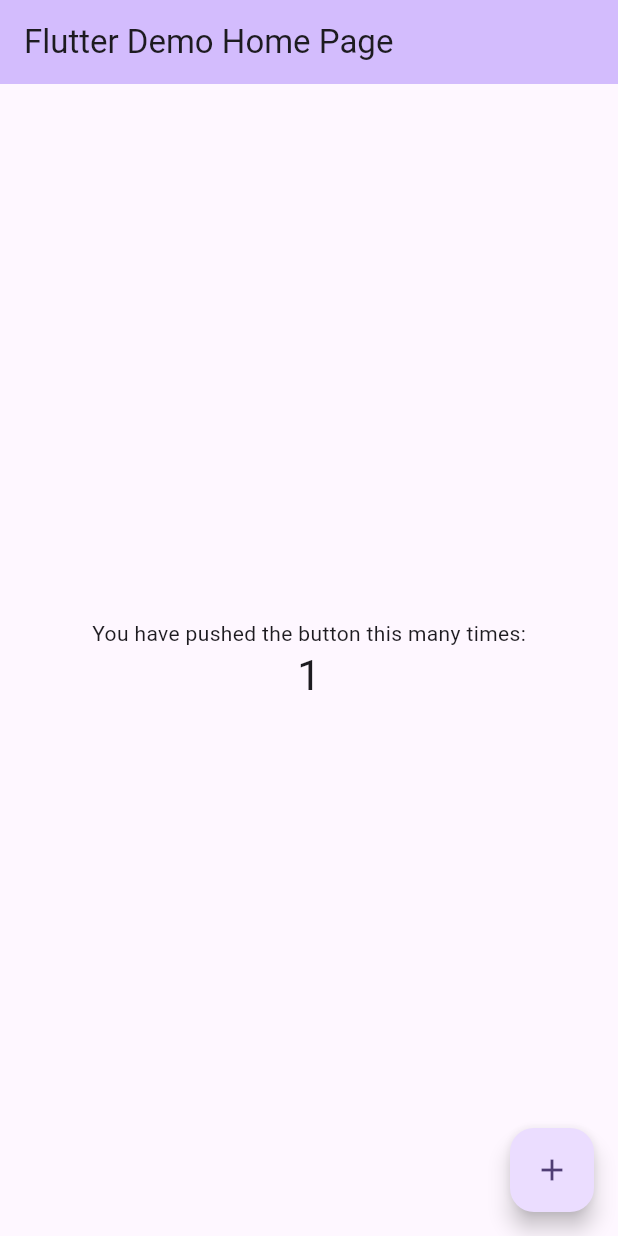
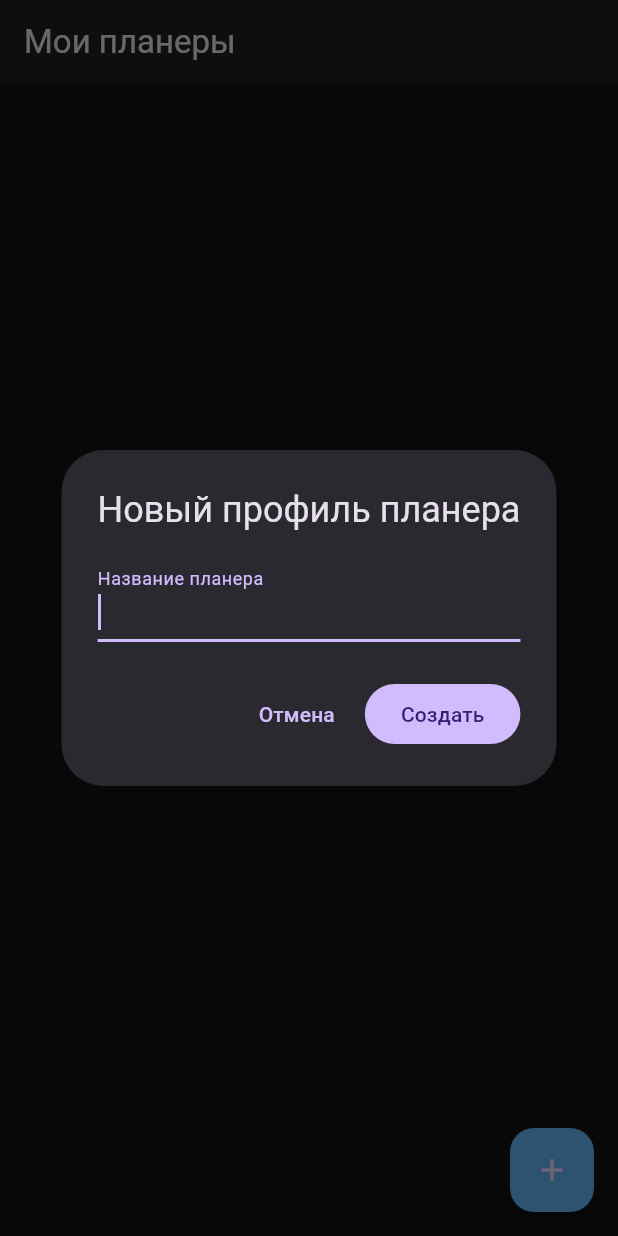
Before and after one commit to Salahad-9937/GliderFlightCore, a Flutter app: the screen it shows after launch, after a tap on the "add" icon, on a phone screen of 412 x 824 dp. Run offline on Flutter 3.47's test engine with Material 3 defaults, Android fonts, the phone set to English and light mode, and no system bars; our stand-ins replace flutter_riverpod, google_fonts.

Commit message:
feat(client): Создание экрана управления профилями планеров

```diff
--- /dev/null
+++ b/client/lib/features/glider_profiles/data/repositories/glider_profile_repository_impl.dart
@@ -0,0 +1,70 @@
+import 'dart:convert';
+import 'dart:io';
+
+import 'package:flutter_riverpod/flutter_riverpod.dart';
+import 'package:path_provider/path_provider.dart';
+
+import '../../domain/entities/glider_profile.dart';
+import '../../domain/repositories/glider_profile_repository.dart';
+
+/// Провайдер для репозитория профилей планеров.
+final gliderProfileRepositoryProvider = Provider<GliderProfileRepository>((ref) {
+  // Теперь мы используем реализацию с файловым хранилищем
+  return LocalFileGliderProfileRepository();
+});
+
+/// Реализация репозитория, работающая с локальным JSON-файлом.
+class LocalFileGliderProfileRepository implements GliderProfileRepository {
+  static const _fileName = 'glider_profiles.json';
+
+  /// Получает путь к файлу в директории документов приложения.
+  Future<File> _getLocalFile() async {
+    final directory = await getApplicationDocumentsDirectory();
+    return File('${directory.path}/$_fileName');
+  }
+
+  @override
+  Future<List<GliderProfile>> getGliderProfiles() async {
+    try {
+      final file = await _getLocalFile();
+      if (!await file.exists()) {
+        return []; // Если файла нет, возвращаем пустой список
+      }
+      final contents = await file.readAsString();
+      final List<dynamic> jsonData = json.decode(contents);
+      return jsonData.map((item) => GliderProfile.fromMap(item)).toList();
+    } catch (e) {
+      // В случае ошибки чтения/парсинга возвращаем пустой список
+      return [];
+    }
+  }
+
+  /// Приватный метод для записи списка профилей в файл.
+  Future<void> _writeProfiles(List<GliderProfile> profiles) async {
+    final file = await _getLocalFile();
+    final List<Map<String, dynamic>> jsonData =
+        profiles.map((p) => p.toMap()).toList();
+    await file.writeAsString(json.encode(jsonData));
+  }
+
+  @override
+  Future<void> saveGliderProfile(GliderProfile profile) async {
+    final profiles = await getGliderProfiles();
+    final index = profiles.indexWhere((p) => p.id == profile.id);
+    if (index != -1) {
+      // Обновляем существующий
+      profiles[index] = profile;
+    } else {
+      // Добавляем новый
+      profiles.add(profile);
+    }
+    await _writeProfiles(profiles);
+  }
+
+  @override
+  Future<void> deleteGliderProfile(String id) async {
+    final profiles = await getGliderProfiles();
+    profiles.removeWhere((p) => p.id == id);
+    await _writeProfiles(profiles);
+  }
+}
--- /dev/null
+++ b/client/lib/features/glider_profiles/presentation/pages/glider_profiles_page.dart
@@ -0,0 +1,116 @@
+import 'package:flutter/material.dart';
+import 'package:flutter_riverpod/flutter_riverpod.dart';
+
+import '../../domain/entities/glider_profile.dart';
+import '../providers/glider_profiles_providers.dart';
+import '../widgets/add_profile_dialog.dart';
+// Импортируем новый виджет диалога
+import '../widgets/delete_profile_dialog.dart';
+
+/// Главный экран приложения, отображающий список профилей планеров.
+class GliderProfilesPage extends ConsumerWidget {
+  const GliderProfilesPage({super.key});
+
+  @override
+  Widget build(BuildContext context, WidgetRef ref) {
+    final profilesAsyncValue = ref.watch(gliderProfilesNotifierProvider);
+
+    return Scaffold(
+      appBar: AppBar(
+        title: const Text('Мои планеры'),
+      ),
+      body: profilesAsyncValue.when(
+        data: (profiles) {
+          if (profiles.isEmpty) {
+            return const _EmptyState();
+          }
+          return ListView.builder(
+            padding: const EdgeInsets.all(8.0),
+            itemCount: profiles.length,
+            itemBuilder: (context, index) {
+              final profile = profiles[index];
+              return _GliderProfileCard(profile: profile);
+            },
+          );
+        },
+        loading: () => const Center(child: CircularProgressIndicator()),
+        error: (err, stack) => Center(child: Text('Ошибка: $err')),
+      ),
+      floatingActionButton: FloatingActionButton(
+        onPressed: () => showAddProfileDialog(context, ref),
+        child: const Icon(Icons.add),
+      ),
+    );
+  }
+}
+
+/// Виджет-карточка для отображения одного профиля планера.
+class _GliderProfileCard extends ConsumerWidget {
+  const _GliderProfileCard({required this.profile});
+  final GliderProfile profile;
+
+  @override
+  Widget build(BuildContext context, WidgetRef ref) {
+    // Убрали Dismissible, оставили только Card
+    return Card(
+      margin: const EdgeInsets.symmetric(vertical: 6),
+      child: ListTile(
+        contentPadding: const EdgeInsets.only(left: 20, right: 8, top: 10, bottom: 10),
+        leading: CircleAvatar(
+          radius: 24,
+          child: Text(profile.name.isNotEmpty ? profile.name[0].toUpperCase() : ''),
+        ),
+        title: Text(profile.name, style: Theme.of(context).textTheme.titleLarge),
+        // При нажатии на ListTile происходит переход на следующий экран
+        onTap: () {
+          // TODO: Переход на "Панель управления планером"
+        },
+        // Добавляем меню с опциями для карточки
+        trailing: PopupMenuButton<String>(
+          onSelected: (value) {
+            if (value == 'delete') {
+              showDeleteProfileDialog(context, ref, profile);
+            }
+          },
+          itemBuilder: (BuildContext context) => <PopupMenuEntry<String>>[
+            const PopupMenuItem<String>(
+              value: 'delete',
+              child: ListTile(
+                leading: Icon(Icons.delete_outline),
+                title: Text('Удалить'),
+              ),
+            ),
+          ],
+        ),
+      ),
+    );
+  }
+}
+
+
+/// Виджет для отображения пустого состояния, когда нет профилей.
+class _EmptyState extends StatelessWidget {
+  const _EmptyState();
+
+  @override
+  Widget build(BuildContext context) {
+    return Center(
+      child: Column(
+        mainAxisAlignment: MainAxisAlignment.center,
+        children: [
+          Icon(Icons.airplanemode_inactive_outlined, size: 80, color: Colors.grey.shade700),
+          const SizedBox(height: 16),
+          Text(
+            'Нет добавленных планеров',
+            style: Theme.of(context).textTheme.titleLarge,
+          ),
+          const SizedBox(height: 8),
+          Text(
+            'Нажмите "+", чтобы создать первый профиль',
+            style: Theme.of(context).textTheme.bodyMedium?.copyWith(color: Colors.grey),
+          ),
+        ],
+      ),
+    );
+  }
+}
--- /dev/null
+++ b/client/lib/features/glider_profiles/presentation/providers/glider_profiles_providers.dart
@@ -0,0 +1,46 @@
+import 'package:flutter_riverpod/flutter_riverpod.dart';
+import 'package:uuid/uuid.dart';
+
+import '../../data/repositories/glider_profile_repository_impl.dart';
+import '../../domain/entities/glider_profile.dart';
+import '../../domain/repositories/glider_profile_repository.dart';
+
+/// Notifier для управления списком профилей планеров.
+///
+/// Обрабатывает загрузку, добавление и удаление профилей.
+class GliderProfilesNotifier extends AsyncNotifier<List<GliderProfile>> {
+  GliderProfileRepository get _repository => ref.read(gliderProfileRepositoryProvider);
+
+  @override
+  Future<List<GliderProfile>> build() async {
+    return _repository.getGliderProfiles();
+  }
+
+  /// Добавляет новый профиль.
+  Future<void> addProfile(String name) async {
+    // Устанавливаем состояние "загрузка", сохраняя предыдущие данные
+    state = const AsyncValue.loading();
+    // Создаем новый профиль с уникальным ID
+    final newProfile = GliderProfile(id: const Uuid().v4(), name: name);
+    // Оборачиваем в AsyncValue.guard для автоматической обработки ошибок
+    state = await AsyncValue.guard(() async {
+      await _repository.saveGliderProfile(newProfile);
+      return _repository.getGliderProfiles();
+    });
+  }
+
+  /// Удаляет профиль.
+  Future<void> deleteProfile(String id) async {
+    state = const AsyncValue.loading();
+    state = await AsyncValue.guard(() async {
+      await _repository.deleteGliderProfile(id);
+      return _repository.getGliderProfiles();
+    });
+  }
+}
+
+/// Провайдер для Notifier-а, управляющего профилями планеров.
+final gliderProfilesNotifierProvider =
+    AsyncNotifierProvider<GliderProfilesNotifier, List<GliderProfile>>(
+  GliderProfilesNotifier.new,
+);
--- /dev/null
+++ b/client/lib/features/glider_profiles/presentation/widgets/add_profile_dialog.dart
@@ -0,0 +1,50 @@
+import 'package:flutter/material.dart';
+import 'package:flutter_riverpod/flutter_riverpod.dart';
+
+import '../providers/glider_profiles_providers.dart';
+
+/// Показывает диалоговое окно для добавления нового профиля планера.
+void showAddProfileDialog(BuildContext context, WidgetRef ref) {
+  final controller = TextEditingController();
+  final formKey = GlobalKey<FormState>();
+
+  showDialog(
+    context: context,
+    builder: (context) {
+      return AlertDialog(
+        title: const Text('Новый профиль планера'),
+        content: Form(
+          key: formKey,
+          child: TextFormField(
+            controller: controller,
+            autofocus: true,
+            decoration: const InputDecoration(labelText: 'Название планера'),
+            validator: (value) {
+              if (value == null || value.trim().isEmpty) {
+                return 'Название не может быть пустым';
+              }
+              return null;
+            },
+          ),
+        ),
+        actions: [
+          TextButton(
+            onPressed: () => Navigator.of(context).pop(),
+            child: const Text('Отмена'),
+          ),
+          FilledButton(
+            onPressed: () {
+              if (formKey.currentState!.validate()) {
+                ref
+                    .read(gliderProfilesNotifierProvider.notifier)
+                    .addProfile(controller.text.trim());
+                Navigator.of(context).pop();
+              }
+            },
+            child: const Text('Создать'),
+          ),
+        ],
+      );
+    },
+  );
+}
--- a/client/lib/main.dart
+++ b/client/lib/main.dart
@@ -1,122 +1,44 @@
 import 'package:flutter/material.dart';
+import 'package:flutter_riverpod/flutter_riverpod.dart';
+import 'package:google_fonts/google_fonts.dart';
+
+import 'features/glider_profiles/presentation/pages/glider_profiles_page.dart';
 
 void main() {
-  runApp(const MyApp());
+  runApp(
+    const ProviderScope(
+      child: MyApp(),
+    ),
+  );
 }
 
 class MyApp extends StatelessWidget {
   const MyApp({super.key});
 
-  // This widget is the root of your application.
   @override
   Widget build(BuildContext context) {
     return MaterialApp(
-      title: 'Flutter Demo',
+      title: 'Glider Flight Core',
+      debugShowCheckedModeBanner: false,
       theme: ThemeData(
-        // This is the theme of your application.
-        //
-        // TRY THIS: Try running your application with "flutter run". You'll see
-        // the application has a purple toolbar. Then, without quitting the app,
-        // try changing the seedColor in the colorScheme below to Colors.green
-        // and then invoke "hot reload" (save your changes or press the "hot
-        // reload" button in a Flutter-supported IDE, or press "r" if you used
-        // the command line to start the app).
-        //
-        // Notice that the counter didn't reset back to zero; the application
-        // state is not lost during the reload. To reset the state, use hot
-        // restart instead.
-        //
-        // This works for code too, not just values: Most code changes can be
-        // tested with just a hot reload.
-        colorScheme: ColorScheme.fromSeed(seedColor: Colors.deepPurple),
+        brightness: Brightness.dark,
+        primaryColor: const Color(0xFF0D47A1), // Глубокий синий
+        scaffoldBackgroundColor: const Color(0xFF121212), // Стандартный темный фон
+        appBarTheme: const AppBarTheme(
+          backgroundColor: Color(0xFF1E1E1E), // Чуть светлее фона
+          elevation: 0,
+        ),
+        cardTheme: CardThemeData(
+          color: const Color(0xFF1E1E1E),
+          shape: RoundedRectangleBorder(borderRadius: BorderRadius.circular(12)),
+        ),
+        floatingActionButtonTheme: const FloatingActionButtonThemeData(
+          backgroundColor: Color(0xFF64B5F6), // Светло-синий акцент
+        ),
+        textTheme: GoogleFonts.robotoTextTheme(ThemeData.dark().textTheme),
+        useMaterial3: true,
       ),
-      home: const MyHomePage(title: 'Flutter Demo Home Page'),
+      home: const GliderProfilesPage(),
     );
   }
 }
-
-class MyHomePage extends StatefulWidget {
-  const MyHomePage({super.key, required this.title});
-
-  // This widget is the home page of your application. It is stateful, meaning
-  // that it has a State object (defined below) that contains fields that affect
-  // how it looks.
-
-  // This class is the configuration for the state. It holds the values (in this
-  // case the title) provided by the parent (in this case the App widget) and
-  // used by the build method of the State. Fields in a Widget subclass are
-  // always marked "final".
-
-  final String title;
-
-  @override
-  State<MyHomePage> createState() => _MyHomePageState();
-}
-
-class _MyHomePageState extends State<MyHomePage> {
-  int _counter = 0;
-
-  void _incrementCounter() {
-    setState(() {
-      // This call to setState tells the Flutter framework that something has
-      // changed in this State, which causes it to rerun the build method below
-      // so that the display can reflect the updated values. If we changed
-      // _counter without calling setState(), then the build method would not be
-      // called again, and so nothing would appear to happen.
-      _counter++;
-    });
-  }
-
-  @override
-  Widget build(BuildContext context) {
-    // This method is rerun every time setState is called, for instance as done
-    // by the _incrementCounter method above.
-    //
-    // The Flutter framework has been optimized to make rerunning build methods
-    // fast, so that you can just rebuild anything that needs updating rather
-    // than having to individually change instances of widgets.
-    return Scaffold(
-      appBar: AppBar(
-        // TRY THIS: Try changing the color here to a specific color (to
-        // Colors.amber, perhaps?) and trigger a hot reload to see the AppBar
-        // change color while the other colors stay the same.
-        backgroundColor: Theme.of(context).colorScheme.inversePrimary,
-        // Here we take the value from the MyHomePage object that was created by
-        // the App.build method, and use it to set our appbar title.
-        title: Text(widget.title),
-      ),
-      body: Center(
-        // Center is a layout widget. It takes a single child and positions it
-        // in the middle of the parent.
-        child: Column(
-          // Column is also a layout widget. It takes a list of children and
-          // arranges them vertically. By default, it sizes itself to fit its
-          // children horizontally, and tries to be as tall as its parent.
-          //
-          // Column has various properties to control how it sizes itself and
-          // how it positions its children. Here we use mainAxisAlignment to
-          // center the children vertically; the main axis here is the vertical
-          // axis because Columns are vertical (the cross axis would be
-          // horizontal).
-          //
-          // TRY THIS: Invoke "debug painting" (choose the "Toggle Debug Paint"
-          // action in the IDE, or press "p" in the console), to see the
-          // wireframe for each widget.
-          mainAxisAlignment: MainAxisAlignment.center,
-          children: <Widget>[
-            const Text('You have pushed the button this many times:'),
-            Text(
-              '$_counter',
-              style: Theme.of(context).textTheme.headlineMedium,
-            ),
-          ],
-        ),
-      ),
-      floatingActionButton: FloatingActionButton(
-        onPressed: _incrementCounter,
-        tooltip: 'Increment',
-        child: const Icon(Icons.add),
-      ), // This trailing comma makes auto-formatting nicer for build methods.
-    );
-  }
-}
--- a/client/pubspec.yaml
+++ b/client/pubspec.yaml
@@ -34,6 +34,10 @@ dependencies:
   # The following adds the Cupertino Icons font to your application.
   # Use with the CupertinoIcons class for iOS style icons.
   cupertino_icons: ^1.0.8
+  flutter_riverpod: ^3.0.3
+  path_provider: ^2.1.5
+  uuid: ^4.5.2
+  google_fonts: ^6.3.2
 
 dev_dependencies:
   flutter_test:
```
Also changed, not shown: client/lib/features/glider_profiles/domain/entities/glider_profile.dart (added, +36 -0 lines), client/lib/features/glider_profiles/domain/repositories/glider_profile_repository.dart (added, +13 -0 lines), client/lib/features/glider_profiles/presentation/widgets/delete_profile_dialog.dart (added, +42 -0 lines), 1 other file.
